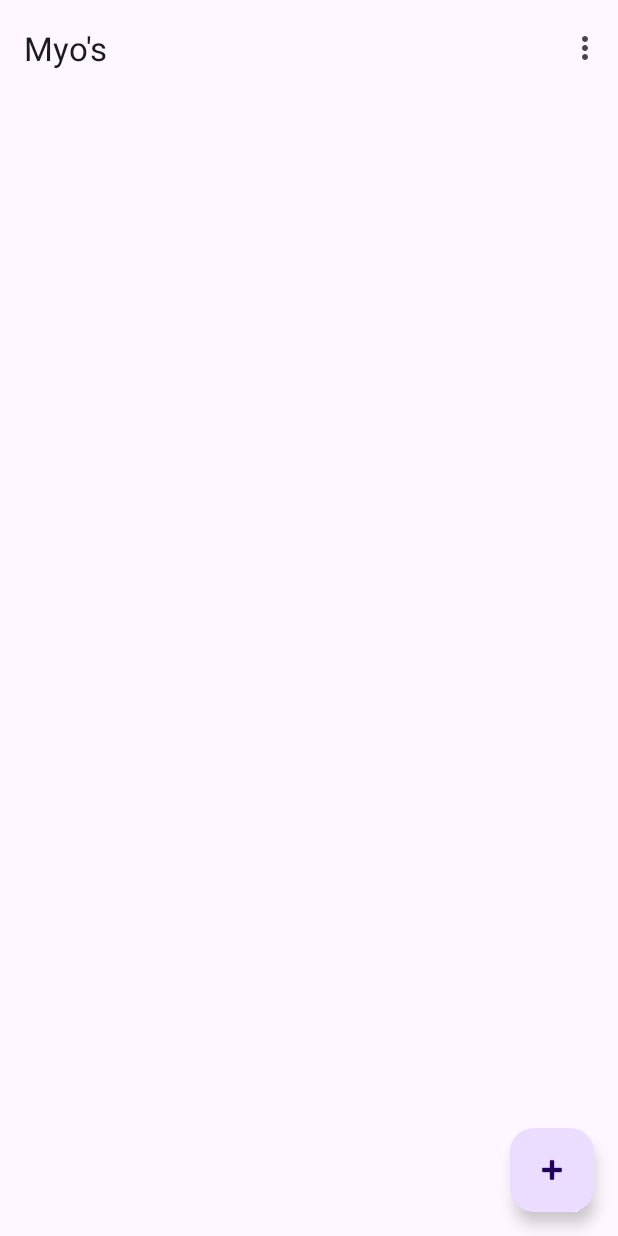
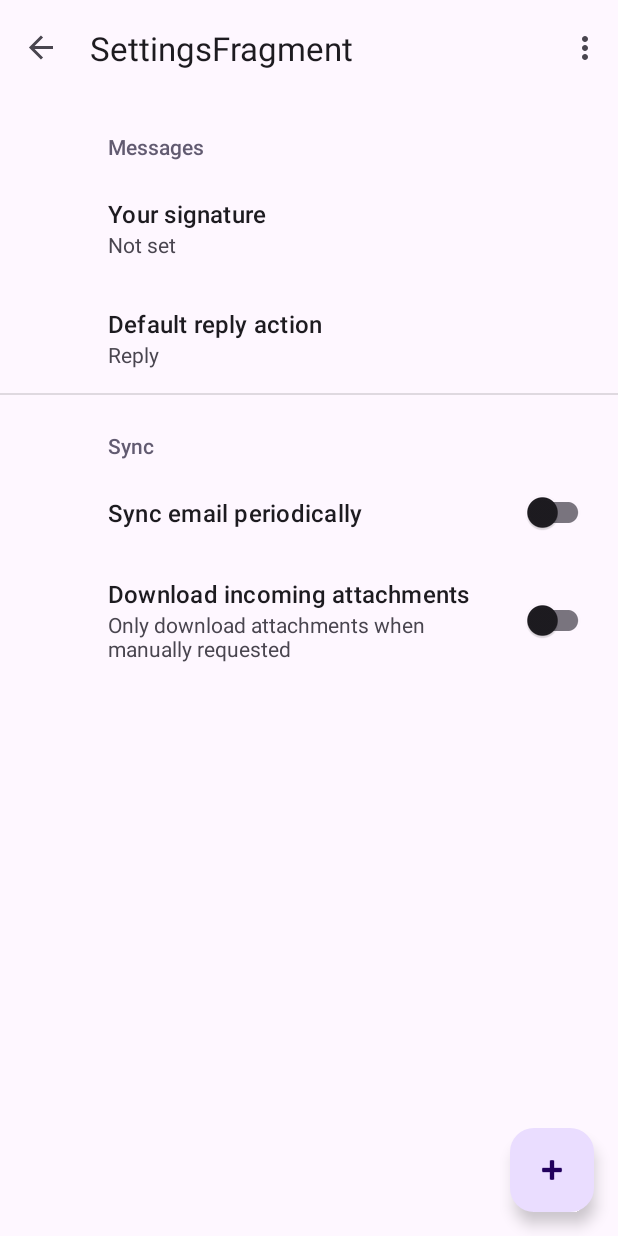
Before and after one commit to TECH7Fox/MyoAssistant, an Android app: the screen it shows after launch (MainActivity), in the options menu, after a tap on "Settings", on a phone screen of 412 x 824 dp. Run offline under Robolectric (Android 15) with nearby library versions, the phone set to English and light mode, and no system bars; our stand-ins replace androidx.preference, navigation-ui; libraries missing offline, so code that uses them is left out: com.tech7fox.myolink; 5 statements that could not run were skipped.

Commit message:
prepare settings and scan fragments.

```diff
--- a/app/build.gradle
+++ b/app/build.gradle
@@ -42,6 +42,7 @@ dependencies {
     implementation 'androidx.navigation:navigation-fragment-ktx:2.5.0'
     implementation 'androidx.navigation:navigation-ui-ktx:2.5.0'
     implementation 'com.tech7fox:myolink:0.0.7'
+    implementation 'androidx.preference:preference:1.2.0'
     testImplementation 'junit:junit:4.13.2'
     androidTestImplementation 'androidx.test.ext:junit:1.1.3'
     androidTestImplementation 'androidx.test.espresso:espresso-core:3.4.0'
--- a/app/src/main/java/com/tech7fox/myoassistant/MainActivity.kt
+++ b/app/src/main/java/com/tech7fox/myoassistant/MainActivity.kt
@@ -31,10 +31,8 @@ class MainActivity : AppCompatActivity() {
         appBarConfiguration = AppBarConfiguration(navController.graph)
         setupActionBarWithNavController(navController, appBarConfiguration)
 
-        binding.fab.setOnClickListener { view ->
-            Snackbar.make(view, "Replace with your own action", Snackbar.LENGTH_LONG)
-                    .setAnchorView(R.id.fab)
-                    .setAction("Action", null).show()
+        binding.fab.setOnClickListener {
+            findNavController(R.id.nav_host_fragment_content_main).navigate(R.id.action_FirstFragment_to_scanFragment)
         }
 
         startService(Intent(this, MyosService::class.java))
@@ -51,7 +49,10 @@ class MainActivity : AppCompatActivity() {
         // automatically handle clicks on the Home/Up button, so long
         // as you specify a parent activity in AndroidManifest.xml.
         return when (item.itemId) {
-            R.id.action_settings -> true
+            R.id.action_settings -> {
+                findNavController(R.id.nav_host_fragment_content_main).navigate(R.id.action_FirstFragment_to_settingsFragment)
+                true
+            }
             else -> super.onOptionsItemSelected(item)
         }
     }
--- a/app/src/main/java/com/tech7fox/myoassistant/SecondFragment.kt
+++ b/app/src/main/java/com/tech7fox/myoassistant/ScanFragment.kt
@@ -6,14 +6,14 @@ import android.view.LayoutInflater
 import android.view.View
 import android.view.ViewGroup
 import androidx.navigation.fragment.findNavController
-import com.tech7fox.myoassistant.databinding.FragmentSecondBinding
+import com.tech7fox.myoassistant.databinding.FragmentScanBinding
 
 /**
  * A simple [Fragment] subclass as the second destination in the navigation.
  */
-class SecondFragment : Fragment() {
+class ScanFragment : Fragment() {
 
-    private var _binding: FragmentSecondBinding? = null
+    private var _binding: FragmentScanBinding? = null
 
     // This property is only valid between onCreateView and
     // onDestroyView.
@@ -24,7 +24,7 @@ class SecondFragment : Fragment() {
             savedInstanceState: Bundle?
     ): View? {
 
-        _binding = FragmentSecondBinding.inflate(inflater, container, false)
+        _binding = FragmentScanBinding.inflate(inflater, container, false)
         return binding.root
 
     }
@@ -33,7 +33,7 @@ class SecondFragment : Fragment() {
         super.onViewCreated(view, savedInstanceState)
 
         binding.buttonSecond.setOnClickListener {
-            findNavController().navigate(R.id.action_SecondFragment_to_FirstFragment)
+            findNavController().navigate(R.id.action_scanFragment_to_FirstFragment)
         }
     }
 
--- /dev/null
+++ b/app/src/main/java/com/tech7fox/myoassistant/SettingsFragment.kt
@@ -0,0 +1,11 @@
+package com.tech7fox.myoassistant
+
+import android.os.Bundle
+import androidx.preference.PreferenceFragmentCompat
+
+class SettingsFragment : PreferenceFragmentCompat() {
+
+    override fun onCreatePreferences(savedInstanceState: Bundle?, rootKey: String?) {
+        setPreferencesFromResource(R.xml.root_preferences, rootKey)
+    }
+}
--- a/app/src/main/res/layout/fragment_second.xml
+++ b/app/src/main/res/layout/fragment_scan.xml
@@ -4,7 +4,7 @@
     xmlns:tools="http://schemas.android.com/tools"
     android:layout_width="match_parent"
     android:layout_height="match_parent"
-    tools:context=".SecondFragment">
+    tools:context=".ScanFragment">
 
     <androidx.constraintlayout.widget.ConstraintLayout
         android:layout_width="match_parent"
--- a/app/src/main/res/navigation/nav_graph.xml
+++ b/app/src/main/res/navigation/nav_graph.xml
@@ -12,17 +12,26 @@
         tools:layout="@layout/fragment_first">
 
         <action
-            android:id="@+id/action_FirstFragment_to_SecondFragment"
-            app:destination="@id/SecondFragment" />
+            android:id="@+id/action_FirstFragment_to_settingsFragment"
+            app:destination="@id/settingsFragment" />
+        <action
+            android:id="@+id/action_FirstFragment_to_scanFragment"
+            app:destination="@id/scanFragment" />
     </fragment>
     <fragment
-        android:id="@+id/SecondFragment"
-        android:name="com.tech7fox.myoassistant.SecondFragment"
-        android:label="@string/second_fragment_label"
-        tools:layout="@layout/fragment_second">
-
+        android:id="@+id/settingsFragment"
+        android:name="com.tech7fox.myoassistant.SettingsFragment"
+        android:label="SettingsFragment" >
         <action
-            android:id="@+id/action_SecondFragment_to_FirstFragment"
+            android:id="@+id/action_settingsFragment_to_FirstFragment"
+            app:destination="@id/FirstFragment" />
+    </fragment>
+    <fragment
+        android:id="@+id/scanFragment"
+        android:name="com.tech7fox.myoassistant.ScanFragment"
+        android:label="ScanFragment" >
+        <action
+            android:id="@+id/action_scanFragment_to_FirstFragment"
             app:destination="@id/FirstFragment" />
     </fragment>
 </navigation>
--- /dev/null
+++ b/app/src/main/res/values/arrays.xml
@@ -0,0 +1,12 @@
+<resources>
+    <!-- Reply Preference -->
+    <string-array name="reply_entries">
+        <item>Reply</item>
+        <item>Reply to all</item>
+    </string-array>
+
+    <string-array name="reply_values">
+        <item>reply</item>
+        <item>reply_all</item>
+    </string-array>
+</resources>
--- a/app/src/main/res/values/strings.xml
+++ b/app/src/main/res/values/strings.xml
@@ -43,4 +43,18 @@
         libero vel nunc consequat, quis tincidunt nisl eleifend. Cras bibendum enim a justo luctus
         vestibulum. Fusce dictum libero quis erat maximus, vitae volutpat diam dignissim.
     </string>
+    <!-- Preference Titles -->
+    <string name="messages_header">Messages</string>
+    <string name="sync_header">Sync</string>
+
+    <!-- Messages Preferences -->
+    <string name="signature_title">Your signature</string>
+    <string name="reply_title">Default reply action</string>
+
+    <!-- Sync Preferences -->
+    <string name="sync_title">Sync email periodically</string>
+    <string name="attachment_title">Download incoming attachments</string>
+    <string name="attachment_summary_on">Automatically download attachments for incoming emails
+    </string>
+    <string name="attachment_summary_off">Only download attachments when manually requested</string>
 </resources>
--- /dev/null
+++ b/app/src/main/res/xml/root_preferences.xml
@@ -0,0 +1,35 @@
+<PreferenceScreen xmlns:app="http://schemas.android.com/apk/res-auto">
+
+    <PreferenceCategory app:title="@string/messages_header">
+
+        <EditTextPreference
+            app:key="signature"
+            app:title="@string/signature_title"
+            app:useSimpleSummaryProvider="true" />
+
+        <ListPreference
+            app:defaultValue="reply"
+            app:entries="@array/reply_entries"
+            app:entryValues="@array/reply_values"
+            app:key="reply"
+            app:title="@string/reply_title"
+            app:useSimpleSummaryProvider="true" />
+
+    </PreferenceCategory>
+
+    <PreferenceCategory app:title="@string/sync_header">
+
+        <SwitchPreferenceCompat
+            app:key="sync"
+            app:title="@string/sync_title" />
+
+        <SwitchPreferenceCompat
+            app:dependency="sync"
+            app:key="attachment"
+            app:summaryOff="@string/attachment_summary_off"
+            app:summaryOn="@string/attachment_summary_on"
+            app:title="@string/attachment_title" />
+
+    </PreferenceCategory>
+
+</PreferenceScreen>
```
